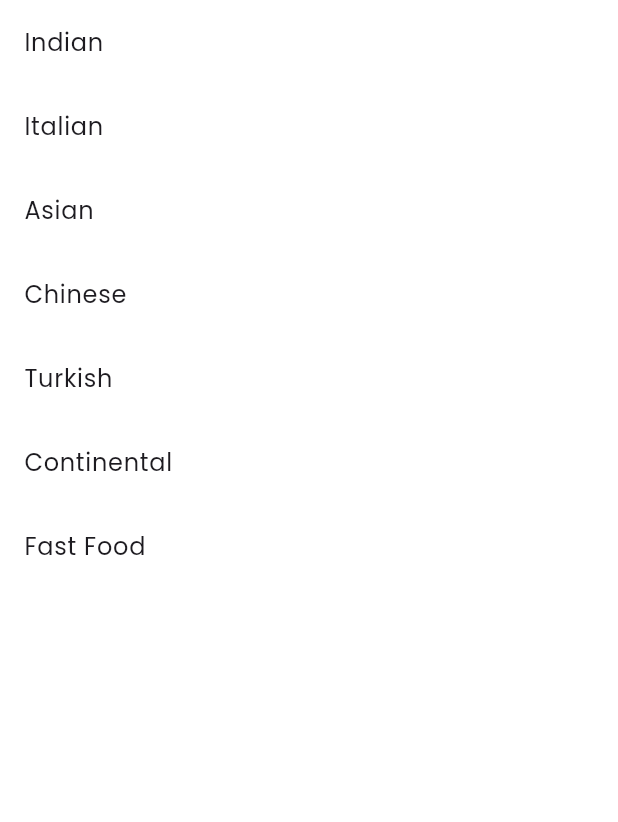
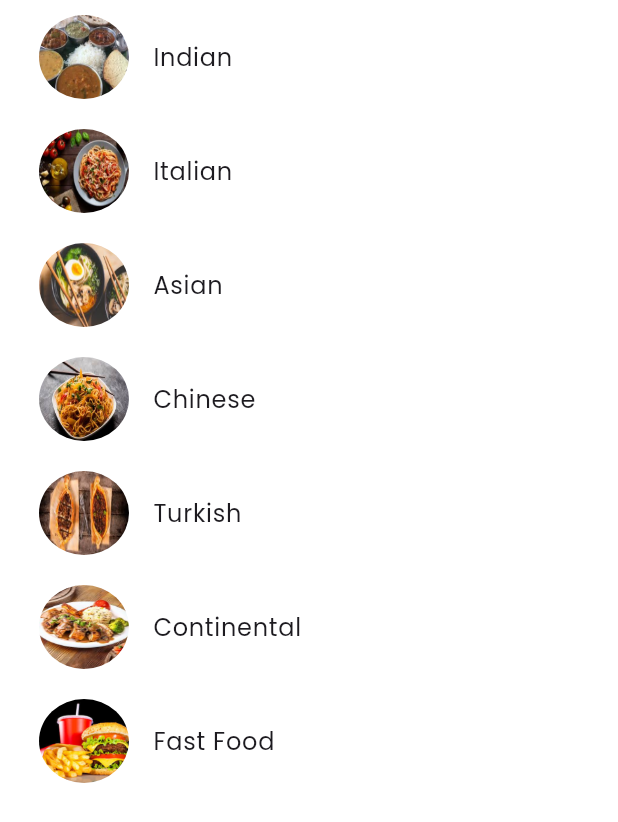
Before and after one commit to abdulrehman202/recipe_app, a Flutter app: the ChooseCategoryScreen screen opened directly, on a phone screen of 412 x 824 dp. Shown: the top 822 px of the screen. Run offline on Flutter 3.47's test engine with Material 3 defaults, Android fonts, the phone set to English and light mode, and no system bars; our stand-ins replace chips_choice, cloud_firestore, firebase_auth, firebase_core, firebase_messaging, flutter_local_notifications and 4 more; missing offline and left inert: dart_either, shake_widget_flutter; accounts and stored records are empty.

Commit message:
Category images added

```diff
--- a/lib/View/ChooseCategoryScreen.dart
+++ b/lib/View/ChooseCategoryScreen.dart
@@ -15,11 +15,20 @@ class ChooseCategoryScreen extends StatelessWidget {
           ListView.builder(
             shrinkWrap: true,
             itemCount: Constants.listCategories.length,
-            itemBuilder: (context, index) => ListTile(
-              title: Text(Constants.listCategories[index]),
-              onTap: () {
-                Navigator.pop(context, index);
-              },
+            itemBuilder: (context, index) => Container(
+              margin: EdgeInsets.all(10),
+              child: ListTile(
+                title: Text(Constants.listCategories[index]),
+                leading: SizedBox(
+                  width: 60,
+                  height: 60,
+                  child: ClipOval(
+                    child: Image.asset('${Constants.BASE_IMG_PATH}${Constants.listCategories[index]}.jpeg',fit: BoxFit.fill,)),
+                ),
+                onTap: () {
+                  Navigator.pop(context, index);
+                },
+              ),
             ),
           ),
         ],
--- a/lib/View/Custom Widgets/RecentRecipeCard.dart
+++ b/lib/View/Custom Widgets/RecentRecipeCard.dart
@@ -78,7 +78,7 @@ class RecentRecipeCard extends StatelessWidget {
               child: SizedBox(
                 width: 100,
                 height: 100,
-                child: Image.asset(Constants.BASE_IMG_PATH+Constants.DISH_IMAGE)),
+                child: Image.asset('${Constants.BASE_IMG_PATH}${Constants.listCategories[recipe.categoryId??0]}.jpeg',fit: BoxFit.fill,)),
             ),
           )
         ],
--- a/lib/View/Custom Widgets/RecipeCard.dart
+++ b/lib/View/Custom Widgets/RecipeCard.dart
@@ -88,8 +88,8 @@ class RecipeCard extends StatelessWidget {
                 height: 100,
                 width: 100,
                 child: Image.asset(
-                  Constants.BASE_IMG_PATH + Constants.DISH_IMAGE,
-                  fit: BoxFit.contain,
+                  '${Constants.BASE_IMG_PATH}${Constants.listCategories[recipe.categoryId??0]}.jpeg',
+                  fit: BoxFit.fill,
                 ),
               ),
             ),
```
Also changed, not shown: pubspec.yaml (+7 -0 lines), assets/images/Asian.jpeg (added), assets/images/Chinese.jpeg (added), assets/images/Continental.jpeg (added), assets/images/Fast Food.jpeg (added), assets/images/Indian.jpeg (added), assets/images/Italian.jpeg (added), assets/images/Turkish.jpeg (added).
